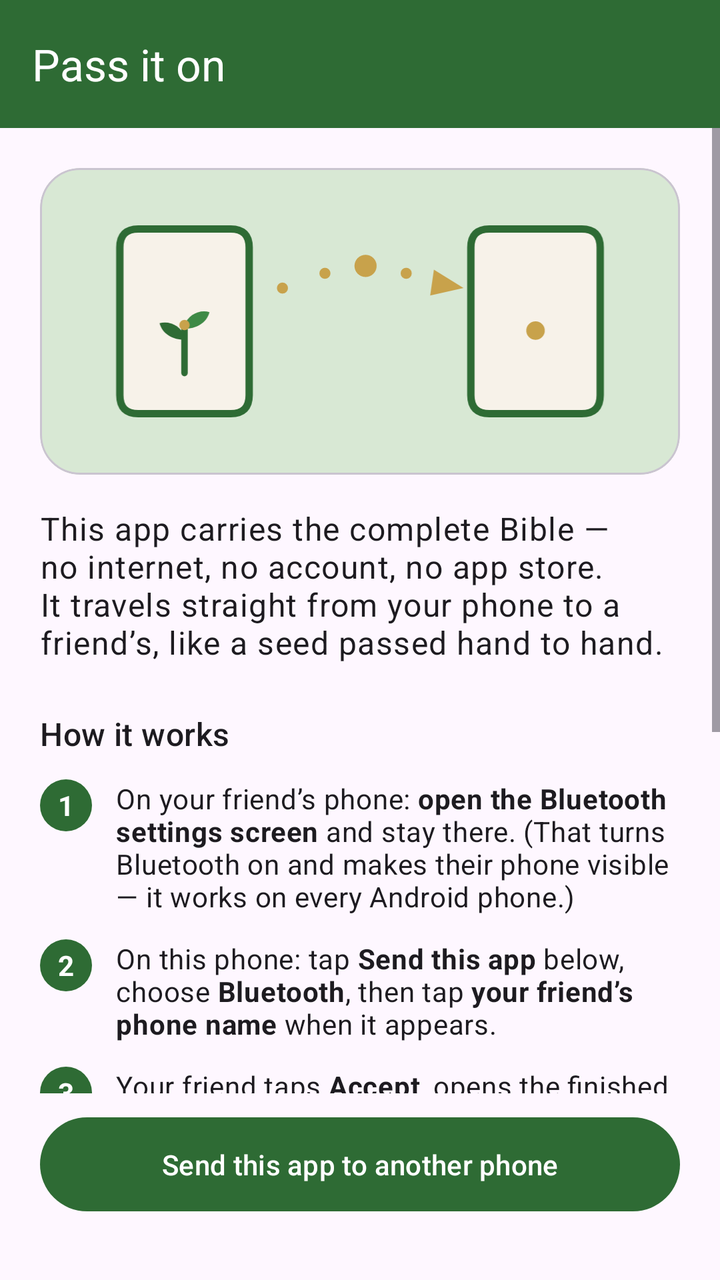
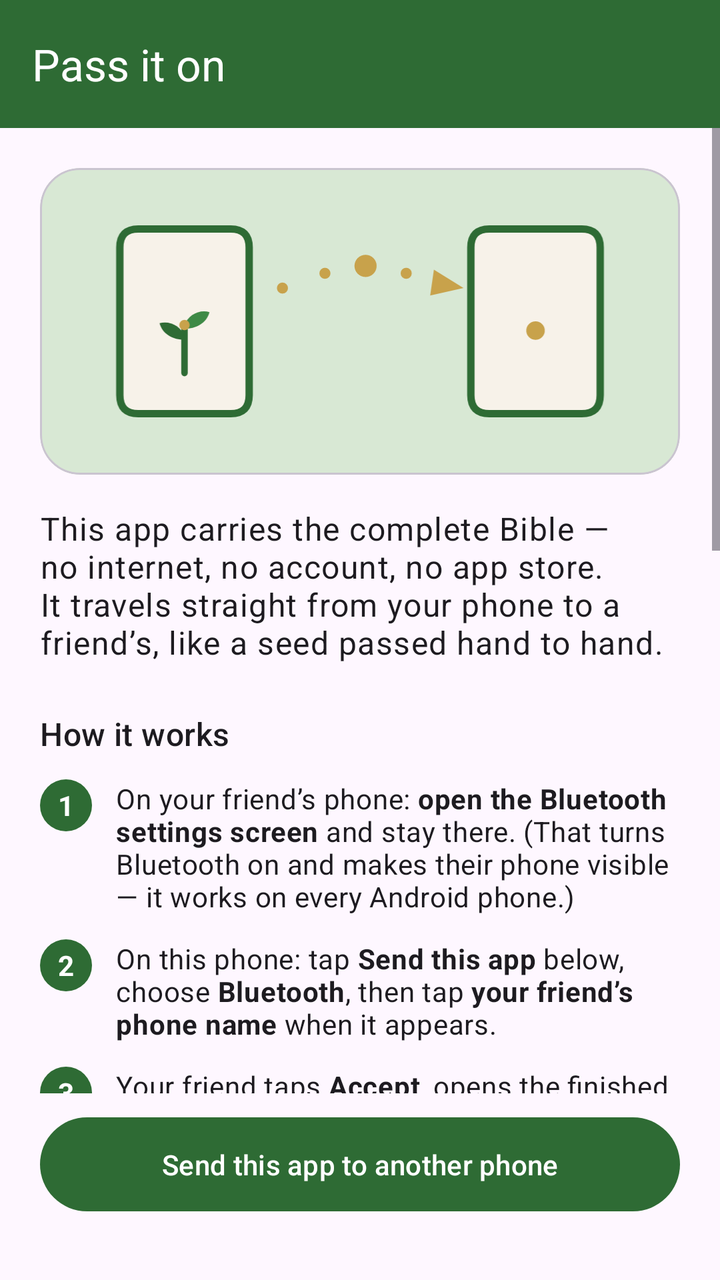

An Android layout rendered at two revisions. The XML below is the earlier revision; the diff shows what the commit changed to produce the second picture.
<!-- AndroidManifest.xml: application theme Theme.Sower -->
<!-- res/layout/activity_pass_it_on.xml -->
<?xml version="1.0" encoding="utf-8"?>
<LinearLayout xmlns:android="http://schemas.android.com/apk/res/android"
    xmlns:app="http://schemas.android.com/apk/res-auto"
    android:layout_width="match_parent"
    android:layout_height="match_parent"
    android:orientation="vertical">

    <com.google.android.material.appbar.MaterialToolbar
        android:id="@+id/toolbar"
        android:layout_width="match_parent"
        android:layout_height="?attr/actionBarSize"
        android:background="?attr/colorPrimary"
        app:navigationIconTint="?attr/colorOnPrimary"
        app:title="@string/pass_it_on_title"
        app:titleTextColor="?attr/colorOnPrimary" />

    <ScrollView
        android:layout_width="match_parent"
        android:layout_height="0dp"
        android:layout_weight="1">

        <LinearLayout
            android:id="@+id/passContent"
            android:layout_width="match_parent"
            android:layout_height="wrap_content"
            android:orientation="vertical"
            android:padding="20dp">

            <com.google.android.material.card.MaterialCardView
                android:layout_width="match_parent"
                android:layout_height="wrap_content"
                app:cardCornerRadius="20dp"
                app:cardElevation="0dp"
                app:cardBackgroundColor="?attr/colorPrimaryContainer">

                <ImageView
                    android:layout_width="match_parent"
                    android:layout_height="wrap_content"
                    android:adjustViewBounds="true"
                    android:padding="12dp"
                    android:importantForAccessibility="no"
                    android:src="@drawable/il_pass_phones" />
            </com.google.android.material.card.MaterialCardView>

            <TextView
                android:layout_width="match_parent"
                android:layout_height="wrap_content"
                android:layout_marginTop="16dp"
                android:text="@string/pass_it_on_lead"
                android:textAppearance="?attr/textAppearanceBodyLarge" />

            <TextView
                android:layout_width="wrap_content"
                android:layout_height="wrap_content"
                android:layout_marginTop="24dp"
                android:text="@string/pass_it_on_how_title"
                android:textAppearance="?attr/textAppearanceTitleMedium" />

            <LinearLayout
                android:layout_width="match_parent"
                android:layout_height="wrap_content"
                android:layout_marginTop="12dp"
                android:baselineAligned="false"
                android:orientation="horizontal">

                <TextView
                    android:layout_width="26dp"
                    android:layout_height="26dp"
                    android:background="@drawable/step_badge"
                    android:gravity="center"
                    android:text="1"
                    android:textColor="#FFFFFF"
                    android:textStyle="bold" />

                <TextView
                    android:layout_width="0dp"
                    android:layout_height="wrap_content"
                    android:layout_weight="1"
                    android:layout_marginStart="12dp"
                    android:text="@string/pass_it_on_step1"
                    android:textAppearance="?attr/textAppearanceBodyMedium" />
            </LinearLayout>

            <LinearLayout
                android:layout_width="match_parent"
                android:layout_height="wrap_content"
                android:layout_marginTop="12dp"
                android:baselineAligned="false"
                android:orientation="horizontal">

                <TextView
                    android:layout_width="26dp"
                    android:layout_height="26dp"
                    android:background="@drawable/step_badge"
                    android:gravity="center"
                    android:text="2"
                    android:textColor="#FFFFFF"
                    android:textStyle="bold" />

                <TextView
                    android:layout_width="0dp"
                    android:layout_height="wrap_content"
                    android:layout_weight="1"
                    android:layout_marginStart="12dp"
                    android:text="@string/pass_it_on_step2"
                    android:textAppearance="?attr/textAppearanceBodyMedium" />
            </LinearLayout>

            <LinearLayout
                android:layout_width="match_parent"
                android:layout_height="wrap_content"
                android:layout_marginTop="12dp"
                android:baselineAligned="false"
                android:orientation="horizontal">

                <TextView
                    android:layout_width="26dp"
                    android:layout_height="26dp"
                    android:background="@drawable/step_badge"
                    android:gravity="center"
                    android:text="3"
                    android:textColor="#FFFFFF"
                    android:textStyle="bold" />

                <TextView
                    android:layout_width="0dp"
                    android:layout_height="wrap_content"
                    android:layout_weight="1"
                    android:layout_marginStart="12dp"
                    android:text="@string/pass_it_on_step3"
                    android:textAppearance="?attr/textAppearanceBodyMedium" />
            </LinearLayout>

            <TextView
                android:layout_width="match_parent"
                android:layout_height="wrap_content"
                android:layout_marginTop="16dp"
                android:text="@string/pass_it_on_quickshare_tip"
                android:textAppearance="?attr/textAppearanceBodySmall"
                android:alpha="0.75" />

            <TextView
                android:layout_width="match_parent"
                android:layout_height="wrap_content"
                android:layout_marginTop="20dp"
                android:text="@string/pass_it_on_verse"
                android:textAppearance="?attr/textAppearanceBodySmall"
                android:textStyle="italic"
                android:alpha="0.7" />

            <TextView
                android:layout_width="wrap_content"
                android:layout_height="wrap_content"
                android:layout_gravity="center_horizontal"
                android:layout_marginTop="16dp"
                android:text="@string/about_translation"
                android:textAppearance="?attr/textAppearanceLabelSmall"
                android:alpha="0.5" />
        </LinearLayout>
    </ScrollView>

    
    <LinearLayout
        android:id="@+id/bottomBar"
        android:layout_width="match_parent"
        android:layout_height="wrap_content"
        android:orientation="vertical"
        android:paddingStart="20dp"
        android:paddingEnd="20dp"
        android:paddingTop="8dp"
        android:paddingBottom="10dp">

        <com.google.android.material.button.MaterialButton
            android:id="@+id/shareAppButton"
            android:layout_width="match_parent"
            android:layout_height="wrap_content"
            android:paddingTop="14dp"
            android:paddingBottom="14dp"
            android:text="@string/pass_it_on_button" />

        <TextView
            android:id="@+id/apkSize"
            android:layout_width="wrap_content"
            android:layout_height="wrap_content"
            android:layout_gravity="center_horizontal"
            android:layout_marginTop="4dp"
            android:textAppearance="?attr/textAppearanceLabelMedium"
            android:alpha="0.6" />
    </LinearLayout>

</LinearLayout>
<!-- resources referenced by this layout -->
<resources>
  <!-- drawable il_pass_phones: vector/xml drawable (drawable, 2001 chars, omitted) -->
  <!-- drawable step_badge (drawable) -->
  <?xml version="1.0" encoding="utf-8"?>
  <shape xmlns:android="http://schemas.android.com/apk/res/android"
      android:shape="oval">
      <solid android:color="@color/sower_green" />
  </shape>
  <string name="pass_it_on_button">Send this app to another phone</string>
  <string name="pass_it_on_how_title">How it works</string>
  <string name="pass_it_on_lead">This app carries the complete Bible — no internet, no account, no app store. It travels straight from your phone to a friend’s, like a seed passed hand to hand.</string>
  <string name="pass_it_on_quickshare_tip">Both phones have <b>Quick Share</b>? It’s faster: your friend swipes down from the top of their screen, <b>presses and holds the Quick Share button</b>, and allows <b>“Everyone”</b> — then in step 2 pick Quick Share instead of Bluetooth. Some phones name sharing differently (Huawei Share, Mi Share), but <b>Bluetooth works on them all</b>.</string>
  <string name="pass_it_on_step1">On your friend’s phone: <b>open the Bluetooth settings screen</b> and stay there. (That turns Bluetooth on and makes their phone visible — it works on every Android phone.)</string>
  <string name="pass_it_on_step2">On this phone: tap <b>Send this app</b> below, choose <b>Bluetooth</b>, then tap <b>your friend’s phone name</b> when it appears.</string>
  <string name="pass_it_on_step3">Your friend taps <b>Accept</b>, opens the finished file, and <b>allows the install</b> when their phone asks — that question is normal for an app shared phone-to-phone. Done! <b>Their copy can now be passed on too.</b></string>
  <string name="pass_it_on_title">Pass it on</string>
  <string name="pass_it_on_verse">“A farmer went out to sow his seed… Other seed fell into the good ground and grew and produced one hundred times as much fruit.” — Luke 8:5,8</string>
  <style name="Theme.Sower" parent="Base.Theme.Sower" />
  <color name="sower_green">#2E6B34</color>
  <style name="Base.Theme.Sower" parent="Theme.Material3.DayNight.NoActionBar">
          <item name="colorPrimary">@color/sower_green</item>
          <item name="colorOnPrimary">#FFFFFF</item>
          <item name="colorPrimaryContainer">#D8E8D4</item>
          <item name="colorOnPrimaryContainer">@color/sower_green_dark</item>
          <item name="colorSecondary">@color/sower_gold</item>
          
          <item name="android:statusBarColor">@android:color/transparent</item>
      </style>
  <color name="sower_green_dark">#1E4A22</color>
  <color name="sower_gold">#C8A24B</color>
</resources>

<!-- the commit's change to res/layout/activity_pass_it_on.xml (unified diff, before → after) -->
@@ -138,6 +138,31 @@
                 android:text="@string/pass_it_on_quickshare_tip"
                 android:textAppearance="?attr/textAppearanceBodySmall"
                 android:alpha="0.75" />
+
+            <TextView
+                android:layout_width="match_parent"
+                android:layout_height="wrap_content"
+                android:layout_marginTop="20dp"
+                android:text="@string/pass_it_on_qr_tip"
+                android:textAppearance="?attr/textAppearanceBodyMedium" />
+
+            <com.google.android.material.card.MaterialCardView
+                android:id="@+id/qrCard"
+                android:layout_width="wrap_content"
+                android:layout_height="wrap_content"
+                android:layout_gravity="center_horizontal"
+                android:layout_marginTop="12dp"
+                app:cardBackgroundColor="#FFFFFF"
+                app:cardCornerRadius="16dp"
+                app:cardElevation="0dp">
+
+                <ImageView
+                    android:id="@+id/qrImage"
+                    android:layout_width="220dp"
+                    android:layout_height="220dp"
+                    android:layout_margin="14dp"
+                    android:contentDescription="@string/pass_it_on_qr_tip" />
+            </com.google.android.material.card.MaterialCardView>
 
             <TextView
                 android:layout_width="match_parent"
<!-- resource entries referenced after the edit -->
@@ -10,6 +10,7 @@
   <string name="pass_it_on_button">Send this app to another phone</string>
   <string name="pass_it_on_how_title">How it works</string>
   <string name="pass_it_on_lead">This app carries the complete Bible — no internet, no account, no app store. It travels straight from your phone to a friend’s, like a seed passed hand to hand.</string>
+  <string name="pass_it_on_qr_tip">Internet instead of Bluetooth? Have them <b>scan this code with their phone’s camera</b> — it downloads this app directly:</string>
   <string name="pass_it_on_quickshare_tip">Both phones have <b>Quick Share</b>? It’s faster: your friend swipes down from the top of their screen, <b>presses and holds the Quick Share button</b>, and allows <b>“Everyone”</b> — then in step 2 pick Quick Share instead of Bluetooth. Some phones name sharing differently (Huawei Share, Mi Share), but <b>Bluetooth works on them all</b>.</string>
   <string name="pass_it_on_step1">On your friend’s phone: <b>open the Bluetooth settings screen</b> and stay there. (That turns Bluetooth on and makes their phone visible — it works on every Android phone.)</string>
   <string name="pass_it_on_step2">On this phone: tap <b>Send this app</b> below, choose <b>Bluetooth</b>, then tap <b>your friend’s phone name</b> when it appears.</string>
